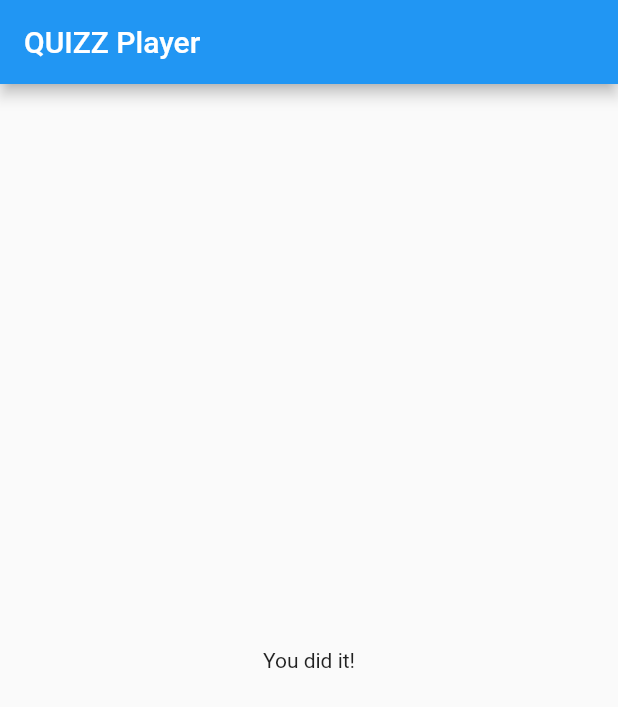
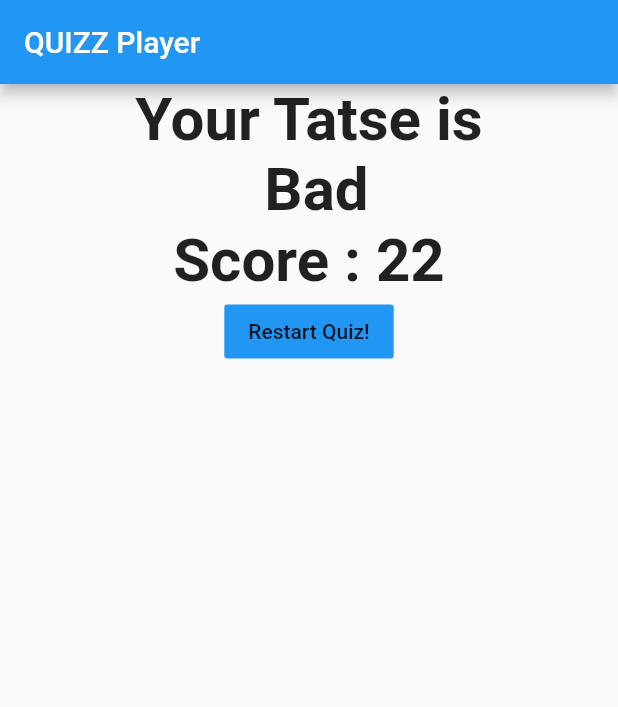
Before and after one commit to ammarnasr/quizz_app, a Flutter app: the screen it shows after launch, after a tap on "GOT", after a tap on "The Dark Knight", after a tap on "Dakwe", on a phone screen of 412 x 824 dp. Shown: the top 707 px of the screen. Run offline on Flutter 3.47's test engine with Material 2 defaults, Android fonts, the phone set to English and light mode, and no system bars.

Commit message:
QuizzApp is Compelete!

```diff
--- a/lib/main.dart
+++ b/lib/main.dart
@@ -54,6 +54,13 @@ class _MyAppState extends State<MyApp> {
     print(_totalScore);
   }
 
+  void _restartQuiz() {
+    setState(() {
+      _questionIndex = 0;
+      _totalScore = 0;
+    });
+  }
+
   @override
   Widget build(BuildContext context) {
     return MaterialApp(
@@ -66,7 +73,7 @@ class _MyAppState extends State<MyApp> {
                 questionList: _questionList,
                 questionIndex: _questionIndex,
                 answerQuestion: _chooseAnswer)
-            : Result(),
+            : Result(_totalScore, _restartQuiz),
       ),
     );
   }
--- a/lib/result.dart
+++ b/lib/result.dart
@@ -1,11 +1,48 @@
 import 'package:flutter/material.dart';
 
 class Result extends StatelessWidget {
+  final int finalScore;
+  final Function restartFunction;
+
+  Result(this.finalScore, this.restartFunction);
+
+  String get resultCatigory {
+    var resultComent = 'Your Tatse is \n ';
+    if (finalScore < 20) {
+      resultComent += 'Very bad';
+    } else if (finalScore < 40) {
+      resultComent += 'Bad';
+    } else if (finalScore < 60) {
+      resultComent += 'Avarage';
+    } else if (finalScore < 80) {
+      resultComent += 'Good';
+    } else if (finalScore < 100) {
+      resultComent += 'Very Good';
+    } else {
+      resultComent += 'Super!';
+    }
+    return resultComent;
+  }
+
   @override
   Widget build(BuildContext context) {
     return Center(
-      child: Text(
-        'You did it!',
+      child: Column(
+        children: [
+          Text(
+            resultCatigory + '\nScore : $finalScore',
+            style: TextStyle(
+              fontSize: 40,
+              fontWeight: FontWeight.bold,
+            ),
+            textAlign: TextAlign.center,
+          ),
+          FlatButton(
+            child: Text('Restart Quiz!'),
+            onPressed: restartFunction,
+            color: Colors.blue,
+          )
+        ],
       ),
     );
   }
```
